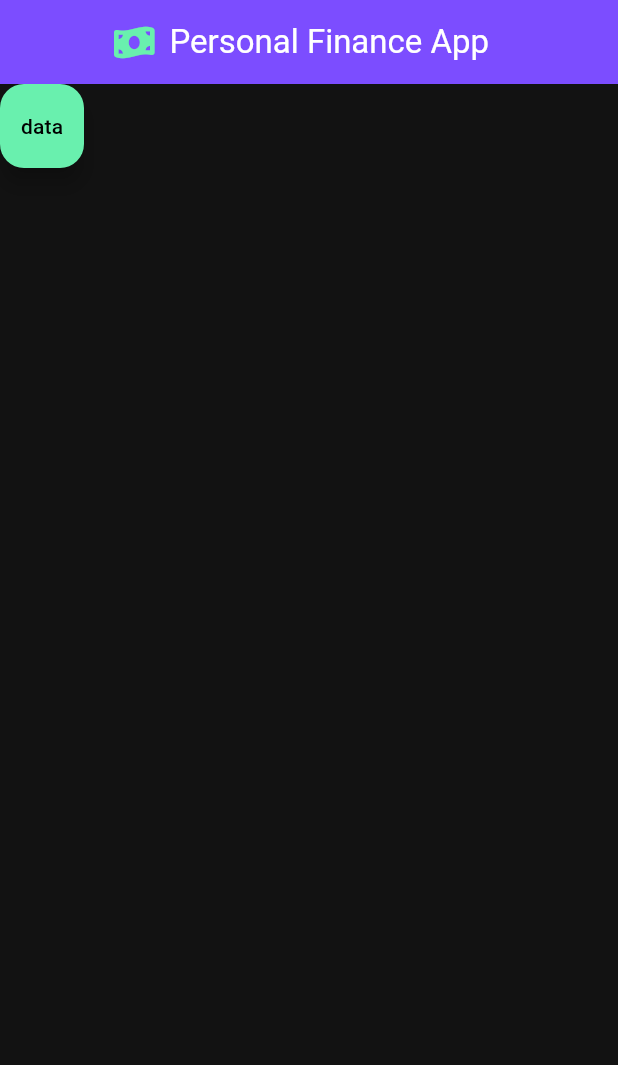
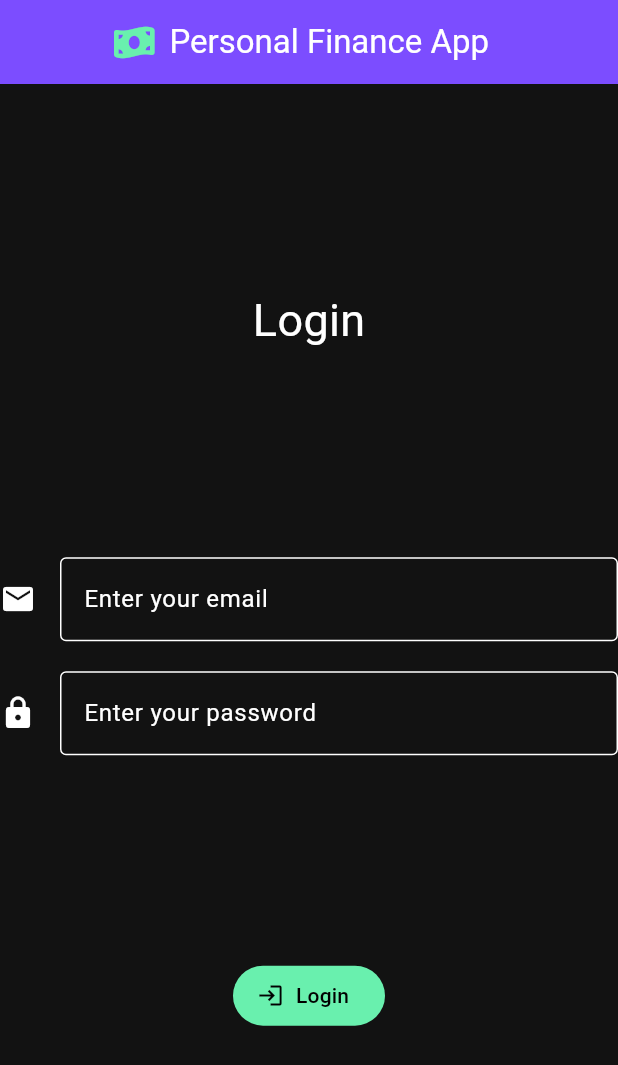
Before and after one commit to SnakyDH/personal_finance, a Flutter app: the screen it shows after launch, on a phone screen of 412 x 824 dp. Shown: the top 1065 px of the screen. Run offline on Flutter 3.47's test engine with Material 3 defaults, Android fonts, the phone set to English and light mode, and no system bars; our stand-ins replace font_awesome_flutter, go_router.

Commit message:
feat: complete login page

```diff
--- a/lib/ui/pages/login_screen.dart
+++ b/lib/ui/pages/login_screen.dart
@@ -1,4 +1,5 @@
 import 'package:flutter/material.dart';
+import 'package:go_router/go_router.dart';
 import 'package:personal_finance/ui/widgets/my_app_bar.dart';
 
 class LoginScreen extends StatelessWidget {
@@ -8,13 +9,43 @@ class LoginScreen extends StatelessWidget {
   @override
   Widget build(BuildContext context) {
     return Scaffold(
-      appBar: MyAppBar(
-        appBar: AppBar(),
-      ),
-      body: FloatingActionButton(
-        onPressed: () {},
-        child: const Text('data'),
-      ),
-    );
+        appBar: MyAppBar(
+          appBar: AppBar(),
+        ),
+        body:
+            Column(mainAxisAlignment: MainAxisAlignment.spaceEvenly, children: [
+          const Text(
+            'Login',
+            style: TextStyle(fontSize: 30),
+          ),
+          const Column(children: [
+            TextField(
+              keyboardType: TextInputType.emailAddress,
+              decoration: InputDecoration(
+                icon: Icon(Icons.email),
+                border: OutlineInputBorder(),
+                labelText: 'Enter your email',
+              ),
+            ),
+            SizedBox(
+              height: 20,
+            ),
+            TextField(
+                obscureText: true,
+                autocorrect: false,
+                decoration: InputDecoration(
+                  icon: Icon(Icons.lock),
+                  border: OutlineInputBorder(),
+                  labelText: 'Enter your password',
+                )),
+          ]),
+          FilledButton.icon(
+            icon: Icon(Icons.login),
+            label: Text('Login'),
+            onPressed: () {
+              context.goNamed(name);
+            },
+          ),
+        ]));
   }
 }
```
